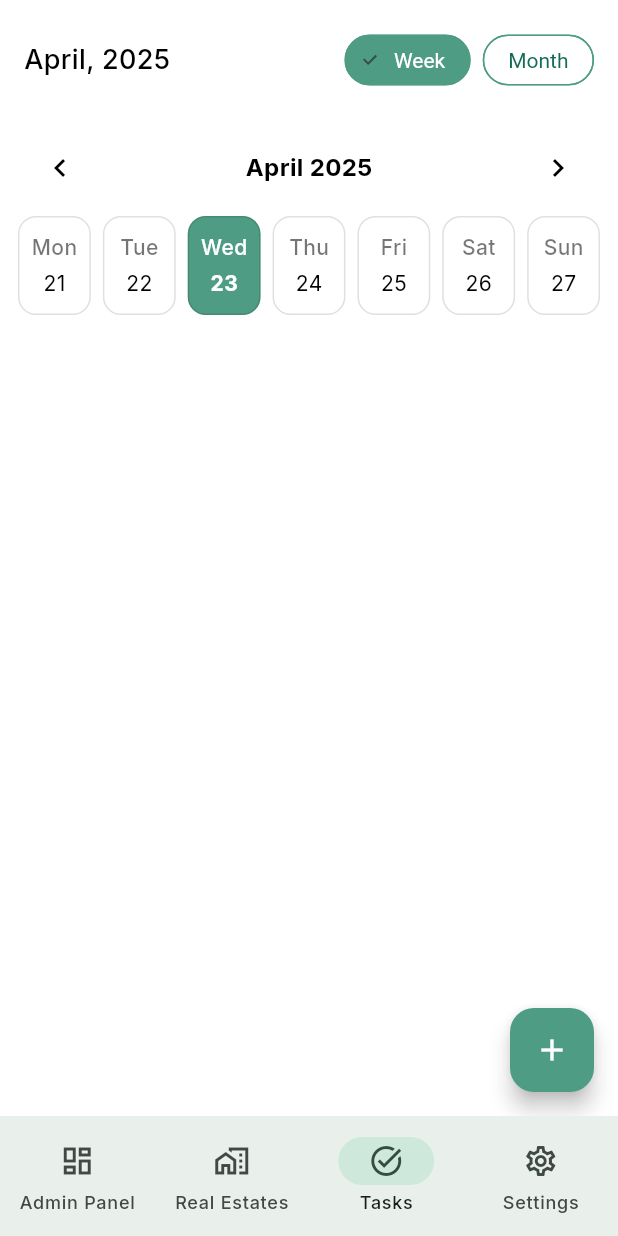
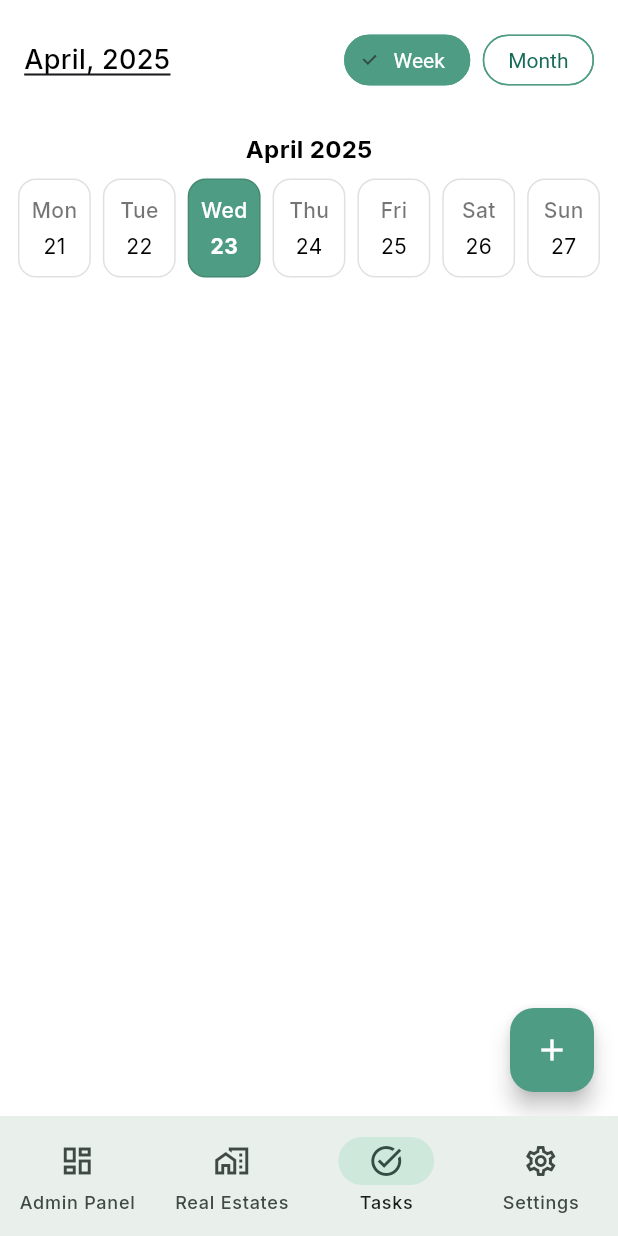
Before and after one commit to CatFlowOrg/real_estate_admin, a Flutter app: the TaskScreen screen opened by its route, on a phone screen of 412 x 824 dp. Run offline on Flutter 3.47's test engine with Material 3 defaults, Android fonts, the phone set to English and light mode, and no system bars; our stand-ins replace bloc, carousel_slider, dio, equatable, fl_chart, flutter_bloc and 9 more; accounts and stored records are empty; generated files the repository leaves out were written again; network calls fail.

Commit message:
added date picker for top left corner date, fixed ui for selected dates for month view, fixed number of agents view for smaller screens

```diff
--- a/lib/features/task/presentation/screens/calendar/calendar_toggle.dart
+++ b/lib/features/task/presentation/screens/calendar/calendar_toggle.dart
@@ -34,7 +34,9 @@ class CalendarToggle extends StatelessWidget {
             side: BorderSide(color: AppColors.bgButton),
           ),
         ),
-        const SizedBox(width: 8),
+        SizedBox(
+          width: MediaQuery.of(context).size.width * 0.02
+        ),
         ChoiceChip(
           label: const Text('Month'),
           selected: currentView == CalendarView.month,
--- a/lib/features/task/presentation/screens/calendar/week_calendar.dart
+++ b/lib/features/task/presentation/screens/calendar/week_calendar.dart
@@ -21,49 +21,32 @@ class WeekCalendar extends StatelessWidget {
     final monday =
     selectedDay.subtract(Duration(days: selectedDay.weekday - 1));
     final days = List.generate(7, (i) => monday.add(Duration(days: i)));
-
     final weekLabel = DateFormat('MMMM yyyy').format(selectedDay);
 
     return Column(
       children: [
         Padding(
-          padding: const EdgeInsets.symmetric(horizontal: 16, vertical: 8),
-          child: Row(
-            children: [
-              IconButton(
-                icon: const Icon(
-                  Icons.chevron_left,
-                  color: Colors.black,
-                ),
-                onPressed: () {
-                  final previousWeek =
-                      selectedDay.subtract(const Duration(days: 7));
-                  onWeekChanged(previousWeek);
-                },
-              ),
-              Expanded(
+          padding: const EdgeInsets.symmetric(horizontal: 18, vertical: 8),
           child: Center(
             child: Text(
               weekLabel,
-                    style: const TextStyle(
-                        fontSize: 16, fontWeight: FontWeight.bold),
+              style: const TextStyle(fontSize: 16, fontWeight: FontWeight.bold),
             ),
           ),
         ),
-              IconButton(
-                icon: const Icon(
-                  Icons.chevron_right,
-                  color: Colors.black,
-                ),
-                onPressed: () {
-                  final nextWeek = selectedDay.add(const Duration(days: 7));
-                  onWeekChanged(nextWeek);
+        GestureDetector(
+          onHorizontalDragEnd: (details) {
+            if (details.primaryVelocity != null) {
+              if (details.primaryVelocity! < 0) {
+                // Swipe levo -> sledeća nedelja
+                onWeekChanged(selectedDay.add(const Duration(days: 7)));
+              } else if (details.primaryVelocity! > 0) {
+                // Swipe desno -> prethodna nedelja
+                onWeekChanged(selectedDay.subtract(const Duration(days: 7)));
+              }
+            }
           },
-              ),
-            ],
-          ),
-        ),
-        Padding(
+          child: Padding(
             padding: const EdgeInsets.symmetric(horizontal: 8),
             child: Row(
               mainAxisAlignment: MainAxisAlignment.spaceBetween,
@@ -91,7 +74,8 @@ class WeekCalendar extends StatelessWidget {
                           Text(
                             _weekdayLabels[day.weekday - 1],
                             style: TextStyle(
-                            color: isSelected ? Colors.white : Colors.black54,
+                              color:
+                              isSelected ? Colors.white : Colors.black54,
                               fontWeight: FontWeight.w500,
                             ),
                           ),
@@ -100,7 +84,9 @@ class WeekCalendar extends StatelessWidget {
                             day.day.toString(),
                             style: TextStyle(
                               color: isSelected ? Colors.white : Colors.black,
-                            fontWeight: isSelected ? FontWeight.bold : FontWeight.normal,
+                              fontWeight: isSelected
+                                  ? FontWeight.bold
+                                  : FontWeight.normal,
                             ),
                           ),
                         ],
@@ -111,7 +97,7 @@ class WeekCalendar extends StatelessWidget {
               }).toList(),
             ),
           ),
-
+        ),
       ],
     );
   }
```
Also changed, not shown: lib/features/admin_panel/presentation/screens/admin/section/total_agents_card.dart (+7 -3 lines), lib/features/task/presentation/screens/calendar/month_calendar.dart (+34 -66 lines), lib/features/task/presentation/screens/task_screen.dart (+47 -6 lines). Lines whose indentation alone changed are shown as unchanged.
